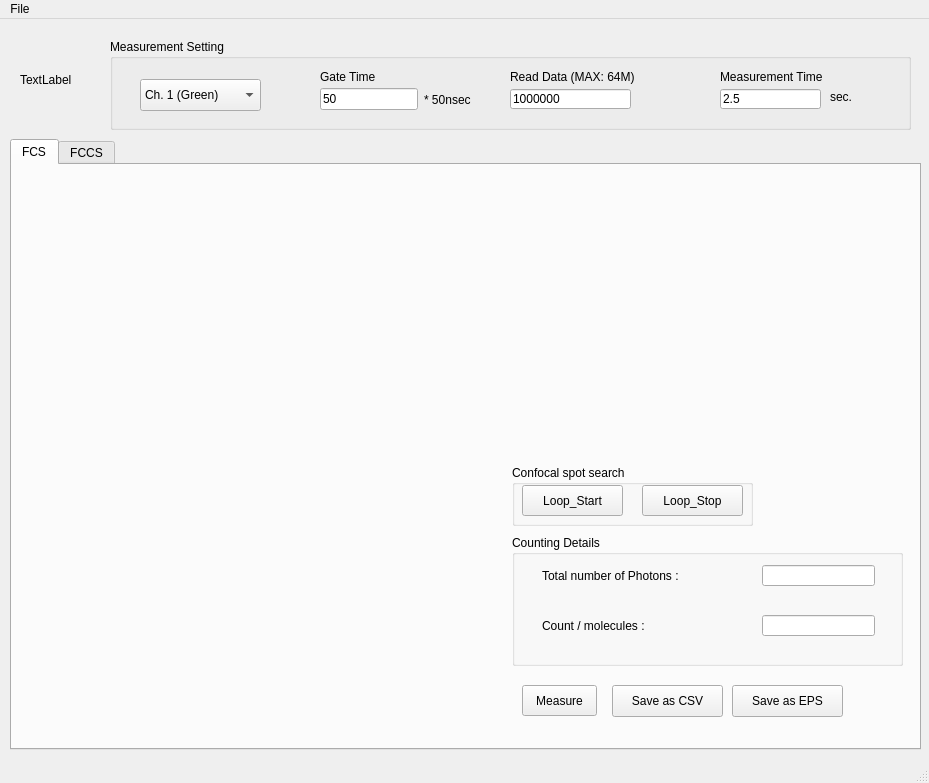
The window that ui/qt_ui_tab.ui (t10823gm/M9003) describes before a commit, drawn with Qt 5.
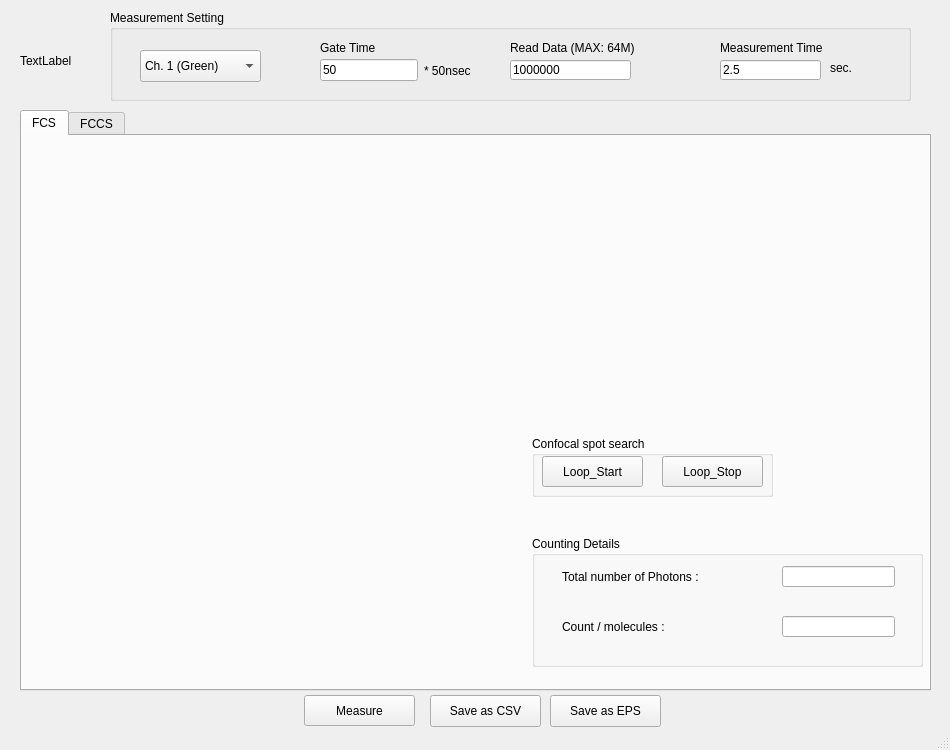
The same window after the commit. The open tabs and pages were chosen to show the change.

Commit message: set Figure style, tab switching and calculation time

The edit to the form file:
```diff
--- a/ui/qt_ui_tab.ui
+++ b/ui/qt_ui_tab.ui
@@ -6,8 +6,8 @@
    <rect>
     <x>0</x>
     <y>0</y>
-    <width>929</width>
-    <height>783</height>
+    <width>950</width>
+    <height>750</height>
    </rect>
   </property>
   <property name="windowTitle">
@@ -21,7 +21,7 @@
     <property name="geometry">
      <rect>
       <x>110</x>
-      <y>20</y>
+      <y>10</y>
       <width>801</width>
       <height>91</height>
      </rect>
@@ -193,10 +193,10 @@
    <widget class="QTabWidget" name="tabWidget">
     <property name="geometry">
      <rect>
-      <x>10</x>
-      <y>120</y>
+      <x>20</x>
+      <y>110</y>
       <width>911</width>
-      <height>611</height>
+      <height>581</height>
      </rect>
     </property>
     <property name="currentIndex">
@@ -206,62 +206,10 @@
      <attribute name="title">
       <string>FCS</string>
      </attribute>
-     <widget class="QWidget" name="verticalLayoutWidget_2">
-      <property name="geometry">
-       <rect>
-        <x>0</x>
-        <y>290</y>
-        <width>481</width>
-        <height>281</height>
-       </rect>
-      </property>
-      <layout class="QVBoxLayout" name="FCS_photonSum"/>
-     </widget>
-     <widget class="QPushButton" name="FCS_DataBtn">
-      <property name="geometry">
-       <rect>
-        <x>600</x>
-        <y>520</y>
-        <width>111</width>
-        <height>32</height>
-       </rect>
-      </property>
-      <property name="text">
-       <string>Save as CSV</string>
-      </property>
-     </widget>
-     <widget class="QPushButton" name="btn_measure">
-      <property name="geometry">
-       <rect>
-        <x>510</x>
-        <y>520</y>
-        <width>75</width>
-        <height>31</height>
-       </rect>
-      </property>
-      <property name="text">
-       <string>Measure</string>
-      </property>
-     </widget>
-     <widget class="QWidget" name="verticalLayoutWidget_3">
-      <property name="geometry">
-       <rect>
-        <x>490</x>
-        <y>0</y>
-        <width>411</width>
-        <height>281</height>
-       </rect>
-      </property>
-      <layout class="QVBoxLayout" name="FCS_collelationFunc">
-       <property name="spacing">
-        <number>-1</number>
-       </property>
-      </layout>
-     </widget>
      <widget class="QGroupBox" name="spot_search">
       <property name="geometry">
        <rect>
-        <x>500</x>
+        <x>510</x>
         <y>300</y>
         <width>241</width>
         <height>61</height>
@@ -342,24 +290,11 @@
        </property>
       </widget>
      </widget>
-     <widget class="QPushButton" name="FCS_saveFigBtn">
-      <property name="geometry">
-       <rect>
-        <x>720</x>
-        <y>520</y>
-        <width>111</width>
-        <height>32</height>
-       </rect>
-      </property>
-      <property name="text">
-       <string>Save as EPS</string>
-      </property>
-     </widget>
      <widget class="QGroupBox" name="countingdetails">
       <property name="geometry">
        <rect>
-        <x>500</x>
-        <y>370</y>
+        <x>510</x>
+        <y>400</y>
         <width>391</width>
         <height>131</height>
        </rect>
@@ -462,10 +397,10 @@
      <widget class="QWidget" name="FCS_PC_widget" native="true">
       <property name="geometry">
        <rect>
-        <x>0</x>
+        <x>10</x>
         <y>0</y>
         <width>481</width>
-        <height>281</height>
+        <height>271</height>
        </rect>
       </property>
       <widget class="QWidget" name="verticalLayoutWidget">
@@ -474,12 +409,58 @@
          <x>0</x>
          <y>0</y>
          <width>481</width>
-         <height>281</height>
+         <height>271</height>
         </rect>
        </property>
        <layout class="QVBoxLayout" name="FCS_PC_Layout"/>
       </widget>
      </widget>
+     <widget class="QWidget" name="FCS_CF_widget" native="true">
+      <property name="geometry">
+       <rect>
+        <x>495</x>
+        <y>0</y>
+        <width>401</width>
+        <height>271</height>
+       </rect>
+      </property>
+      <widget class="QWidget" name="verticalLayoutWidget_3">
+       <property name="geometry">
+        <rect>
+         <x>0</x>
+         <y>0</y>
+         <width>401</width>
+         <height>271</height>
+        </rect>
+       </property>
+       <layout class="QVBoxLayout" name="FCS_CF_Layout">
+        <property name="spacing">
+         <number>-1</number>
+        </property>
+       </layout>
+      </widget>
+     </widget>
+     <widget class="QWidget" name="FCS_PS_widget" native="true">
+      <property name="geometry">
+       <rect>
+        <x>10</x>
+        <y>273</y>
+        <width>481</width>
+        <height>271</height>
+       </rect>
+      </property>
+      <widget class="QWidget" name="verticalLayoutWidget_2">
+       <property name="geometry">
+        <rect>
+         <x>0</x>
+         <y>0</y>
+         <width>481</width>
+         <height>271</height>
+        </rect>
+       </property>
+       <layout class="QVBoxLayout" name="FCS_PS_Layout"/>
+      </widget>
+     </widget>
      <zorder>countingdetails</zorder>
      <zorder>verticalLayoutWidget_2</zorder>
      <zorder>FCS_DataBtn</zorder>
@@ -578,26 +559,51 @@
      </widget>
     </widget>
    </widget>
+   <widget class="QPushButton" name="saveFigBtn">
+    <property name="geometry">
+     <rect>
+      <x>550</x>
+      <y>695</y>
+      <width>111</width>
+      <height>32</height>
+     </rect>
+    </property>
+    <property name="text">
+     <string>Save as EPS</string>
+    </property>
+   </widget>
+   <widget class="QPushButton" name="measureBtn">
+    <property name="geometry">
+     <rect>
+      <x>304</x>
+      <y>695</y>
+      <width>111</width>
+      <height>31</height>
+     </rect>
+    </property>
+    <property name="text">
+     <string>Measure</string>
+    </property>
+   </widget>
+   <widget class="QPushButton" name="saveDataBtn">
+    <property name="geometry">
+     <rect>
+      <x>430</x>
+      <y>695</y>
+      <width>111</width>
+      <height>32</height>
+     </rect>
+    </property>
+    <property name="text">
+     <string>Save as CSV</string>
+    </property>
+   </widget>
    <zorder>tabWidget</zorder>
    <zorder>mSettingBox</zorder>
    <zorder>logo</zorder>
-  </widget>
-  <widget class="QMenuBar" name="menubar">
-   <property name="geometry">
-    <rect>
-     <x>0</x>
-     <y>0</y>
-     <width>929</width>
-     <height>22</height>
-    </rect>
-   </property>
-   <widget class="QMenu" name="menu_Quit">
-    <property name="title">
-     <string>File</string>
-    </property>
-    <addaction name="action_Quit"/>
-   </widget>
-   <addaction name="menu_Quit"/>
+   <zorder>saveFigBtn</zorder>
+   <zorder>measureBtn</zorder>
+   <zorder>saveDataBtn</zorder>
   </widget>
   <widget class="QStatusBar" name="statusbar"/>
   <action name="action_Quit">
```
Left out of the diff: 128 changed lines with no effect on the pictures. The commit also changes 1 other file.
